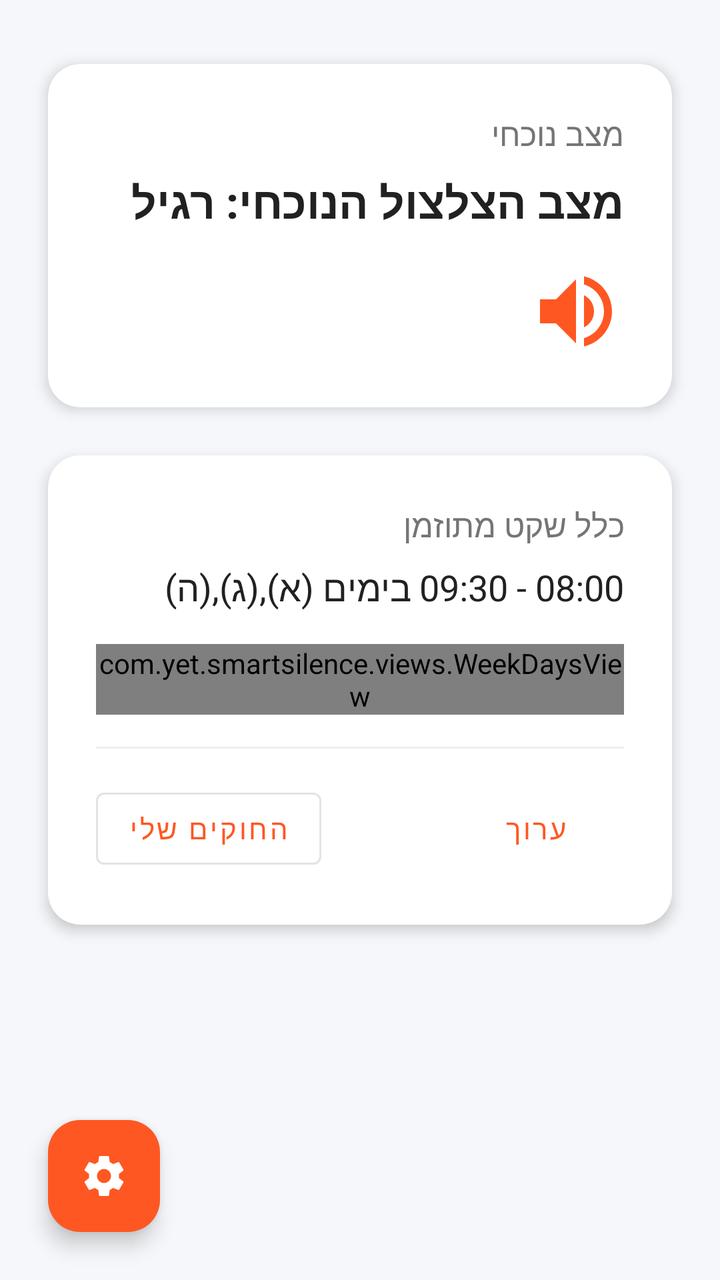
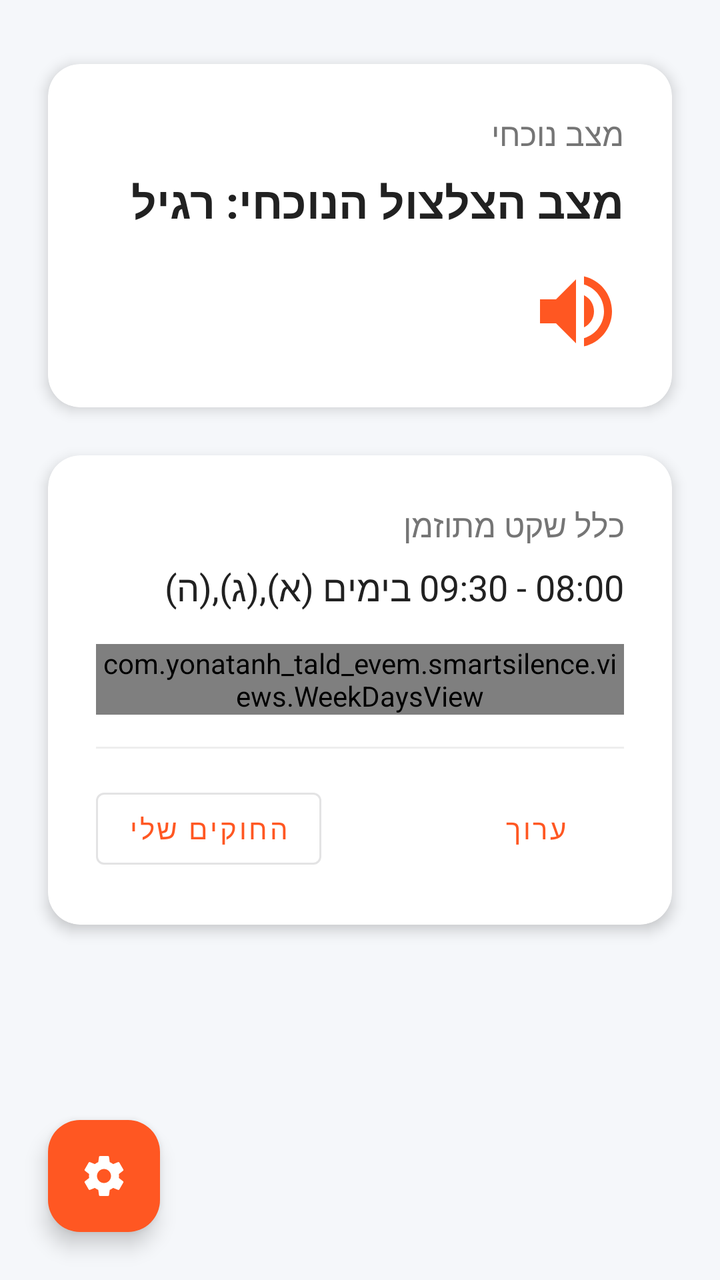

An Android layout rendered at two revisions. The XML below is the earlier revision; the diff shows what the commit changed to produce the second picture.
<!-- AndroidManifest.xml: application theme Theme.SmartSilence -->
<!-- res/layout/activity_home.xml -->
<?xml version="1.0" encoding="utf-8"?>
<androidx.constraintlayout.widget.ConstraintLayout xmlns:android="http://schemas.android.com/apk/res/android"
    xmlns:app="http://schemas.android.com/apk/res-auto"
    xmlns:tools="http://schemas.android.com/tools"
    android:layout_width="match_parent"
    android:layout_height="match_parent"
    android:layoutDirection="rtl"
    android:background="@color/background_color"
    tools:context=".activities.HomeActivity">

    <androidx.cardview.widget.CardView
        android:id="@+id/statusCard"
        android:layout_width="match_parent"
        android:layout_height="wrap_content"
        android:layout_marginStart="24dp"
        android:layout_marginTop="32dp"
        android:layout_marginEnd="24dp"
        app:cardBackgroundColor="@color/card_background"
        app:cardCornerRadius="16dp"
        app:cardElevation="4dp"
        app:layout_constraintEnd_toEndOf="parent"
        app:layout_constraintStart_toStartOf="parent"
        app:layout_constraintTop_toTopOf="parent">

        <LinearLayout
            android:layout_width="match_parent"
            android:layout_height="wrap_content"
            android:orientation="vertical"
            android:padding="24dp">

            <TextView
                android:layout_width="wrap_content"
                android:layout_height="wrap_content"
                android:text="מצב נוכחי"
                android:textColor="@color/text_secondary"
                android:textSize="16sp"
                android:fontFamily="sans-serif-medium" />

            <TextView
                android:id="@+id/ringerStatusTextView"
                android:layout_width="wrap_content"
                android:layout_height="wrap_content"
                android:layout_marginTop="8dp"
                android:text="מצב הצלצול הנוכחי: רגיל"
                android:textColor="@color/text_primary"
                android:textSize="22sp"
                android:textStyle="bold"
                android:fontFamily="sans-serif-medium" />

            <ImageView
                android:id="@+id/ringerStatusIcon"
                android:layout_width="48dp"
                android:layout_height="48dp"
                android:layout_marginTop="16dp"
                android:src="@drawable/ic_volume_up"
                app:tint="@color/accent_color" />
        </LinearLayout>
    </androidx.cardview.widget.CardView>

    <androidx.cardview.widget.CardView
        android:id="@+id/nextRuleCard"
        android:layout_width="match_parent"
        android:layout_height="wrap_content"
        android:layout_marginStart="24dp"
        android:layout_marginTop="24dp"
        android:layout_marginEnd="24dp"
        app:cardBackgroundColor="@color/card_background"
        app:cardCornerRadius="16dp"
        app:cardElevation="4dp"
        app:layout_constraintEnd_toEndOf="parent"
        app:layout_constraintStart_toStartOf="parent"
        app:layout_constraintTop_toBottomOf="@+id/statusCard">

        <LinearLayout
            android:layout_width="match_parent"
            android:layout_height="wrap_content"
            android:orientation="vertical"
            android:padding="24dp">

            <TextView
                android:layout_width="wrap_content"
                android:layout_height="wrap_content"
                android:text="כלל שקט מתוזמן"
                android:textColor="@color/text_secondary"
                android:textSize="16sp"
                android:fontFamily="sans-serif-medium" />

            <TextView
                android:id="@+id/nextRuleTextView"
                android:layout_width="wrap_content"
                android:layout_height="wrap_content"
                android:layout_marginTop="8dp"
                android:text="08:00 - 09:30 בימים (א),(ג),(ה)"
                android:textColor="@color/text_primary"
                android:textSize="18sp"
                android:fontFamily="sans-serif" />

            
            <com.yet.smartsilence.views.WeekDaysView
                android:id="@+id/weekDaysView"
                android:layout_width="wrap_content"
                android:layout_height="wrap_content"
                android:layout_marginTop="16dp"/>


            <View
                android:layout_width="match_parent"
                android:layout_height="1dp"
                android:layout_marginTop="16dp"
                android:layout_marginBottom="16dp"
                android:background="@color/divider_color" />

            <LinearLayout
                android:layout_width="match_parent"
                android:layout_height="wrap_content"
                android:orientation="horizontal">

                <com.google.android.material.button.MaterialButton
                    android:id="@+id/editRuleButton"
                    style="@style/Widget.MaterialComponents.Button.TextButton"
                    android:layout_width="wrap_content"
                    android:layout_height="wrap_content"
                    android:text="ערוך"
                    android:textColor="@color/accent_color" />

                <View
                    android:layout_width="0dp"
                    android:layout_height="0dp"
                    android:layout_weight="1" />

                <com.google.android.material.button.MaterialButton
                    android:id="@+id/addRuleButton"
                    style="@style/Widget.MaterialComponents.Button.OutlinedButton"
                    android:layout_width="wrap_content"
                    android:layout_height="wrap_content"
                    android:text="החוקים שלי"
                    android:textColor="@color/accent_color" />
            </LinearLayout>
        </LinearLayout>
    </androidx.cardview.widget.CardView>

    <com.google.android.material.floatingactionbutton.FloatingActionButton
        android:id="@+id/settingsButton"
        android:layout_width="wrap_content"
        android:layout_height="wrap_content"
        android:layout_margin="24dp"
        android:contentDescription="הגדרות"
        app:backgroundTint="@color/accent_color"
        app:layout_constraintBottom_toBottomOf="parent"
        app:layout_constraintEnd_toEndOf="parent"
        app:srcCompat="@drawable/ic_settings"
        app:tint="@android:color/white" />

</androidx.constraintlayout.widget.ConstraintLayout>
<!-- resources referenced by this layout -->
<resources>
  <color name="accent_color">#FF5722</color>
  <color name="background_color">#F5F7FA</color>
  <color name="card_background">#FFFFFF</color>
  <color name="divider_color">#EEEEEE</color>
  <color name="text_primary">#212121</color>
  <color name="text_secondary">#757575</color>
  <!-- drawable ic_settings (drawable) -->
  <?xml version="1.0" encoding="utf-8"?>
  <vector xmlns:android="http://schemas.android.com/apk/res/android"
      android:width="24dp"
      android:height="24dp"
      android:viewportWidth="24"
      android:viewportHeight="24">
      <path
          android:fillColor="#000000"
          android:pathData="M19.43,12.98c0.04,-0.32 0.07,-0.64 0.07,-0.98 0,-0.34 -0.03,-0.66 -0.07,-0.98l2.11,-1.65c0.19,-0.15 0.24,-0.42 0.12,-0.64l-2,-3.46c-0.09,-0.16 -0.26,-0.25 -0.44,-0.25 -0.06,0 -0.12,0.01 -0.17,0.03l-2.49,1c-0.52,-0.4 -1.08,-0.73 -1.69,-0.98l-0.38,-2.65C14.46,2.18 14.25,2 14,2h-4c-0.25,0 -0.46,0.18 -0.49,0.42l-0.38,2.65c-0.61,0.25 -1.17,0.59 -1.69,0.98l-2.49,-1c-0.06,-0.02 -0.12,-0.03 -0.18,-0.03 -0.17,0 -0.34,0.09 -0.43,0.25l-2,3.46c-0.13,0.22 -0.07,0.49 0.12,0.64l2.11,1.65c-0.04,0.32 -0.07,0.65 -0.07,0.98 0,0.33 0.03,0.66 0.07,0.98l-2.11,1.65c-0.19,0.15 -0.24,0.42 -0.12,0.64l2,3.46c0.09,0.16 0.26,0.25 0.44,0.25 0.06,0 0.12,-0.01 0.17,-0.03l2.49,-1c0.52,0.4 1.08,0.73 1.69,0.98l0.38,2.65c0.03,0.24 0.24,0.42 0.49,0.42h4c0.25,0 0.46,-0.18 0.49,-0.42l0.38,-2.65c0.61,-0.25 1.17,-0.59 1.69,-0.98l2.49,1c0.06,0.02 0.12,0.03 0.18,0.03 0.17,0 0.34,-0.09 0.43,-0.25l2,-3.46c0.12,-0.22 0.07,-0.49 -0.12,-0.64l-2.11,-1.65zM12,15.5c-1.93,0 -3.5,-1.57 -3.5,-3.5s1.57,-3.5 3.5,-3.5 3.5,1.57 3.5,3.5 -1.57,3.5 -3.5,3.5z"/>
  </vector>
  <!-- drawable ic_volume_up (drawable) -->
  <?xml version="1.0" encoding="utf-8"?>
  <vector xmlns:android="http://schemas.android.com/apk/res/android"
      android:width="24dp"
      android:height="24dp"
      android:viewportWidth="24"
      android:viewportHeight="24">
      <path
          android:fillColor="#000000"
          android:pathData="M3,9v6h4l5,5L12,4L7,9L3,9zM16.5,12c0,-1.77 -1.02,-3.29 -2.5,-4.03v8.05c1.48,-0.73 2.5,-2.25 2.5,-4.02zM14,3.23v2.06c2.89,0.86 5,3.54 5,6.71s-2.11,5.85 -5,6.71v2.06c4.01,-0.91 7,-4.49 7,-8.77s-2.99,-7.86 -7,-8.77z"/>
  </vector>
  <style name="Theme.SmartSilence" parent="Base.Theme.SmartSilence" />
  <style name="Base.Theme.SmartSilence" parent="Theme.Material3.DayNight.NoActionBar">
          
          
      </style>
</resources>

<!-- the commit's change to res/layout/activity_home.xml (unified diff, before → after) -->
@@ -96,7 +96,7 @@
                 android:fontFamily="sans-serif" />
 
             
-            <com.yet.smartsilence.views.WeekDaysView
+            <com.yonatanh_tald_evem.smartsilence.views.WeekDaysView
                 android:id="@+id/weekDaysView"
                 android:layout_width="wrap_content"
                 android:layout_height="wrap_content"
